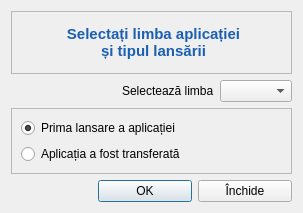
First picture: the form in data/initlaunch.ui, repository debalex77/USG, before the edit.
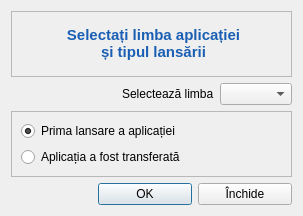
Second picture: the form after the edit. Icons and pictures are not drawn.

Patch:
```diff
--- a/data/initlaunch.ui
+++ b/data/initlaunch.ui
@@ -7,7 +7,7 @@
     <x>0</x>
     <y>0</y>
     <width>303</width>
-    <height>213</height>
+    <height>216</height>
    </rect>
   </property>
   <property name="font">
```
Left out of the diff: 6 changed lines with no effect on the pictures.
